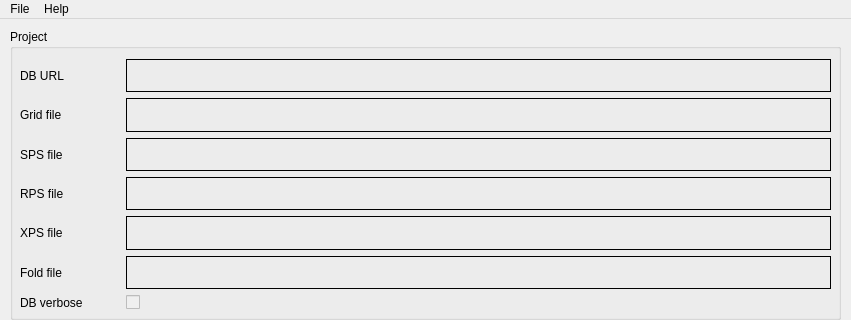
First picture: the form in ui/UIMainWindowForm.ui, repository mysiar/seismic-fold-calculation-ui, before the edit; both pictures show x 0 to 851 and y 0 to 320 of the 851 by 812 pixel window.
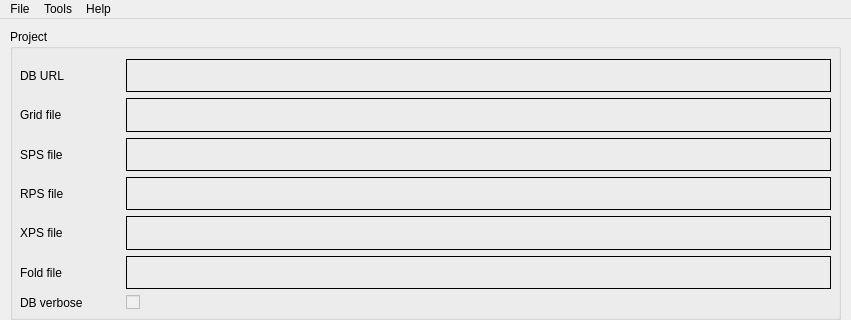
Second picture: the form after the edit. Icons and pictures are not drawn.

Commit message: bug-ui: Project management dialog implemented to Tools menu

What changed in the file:
```diff
--- a/ui/UIMainWindowForm.ui
+++ b/ui/UIMainWindowForm.ui
@@ -423,7 +423,14 @@
     <addaction name="actionLicense"/>
     <addaction name="actionAbout"/>
    </widget>
+   <widget class="QMenu" name="menu_tools">
+    <property name="title">
+     <string>Tools</string>
+    </property>
+    <addaction name="action_project"/>
+   </widget>
    <addaction name="menu_file"/>
+   <addaction name="menu_tools"/>
    <addaction name="menu_help"/>
   </widget>
   <widget class="QStatusBar" name="statusbar"/>
```
Left out of the diff: 5 changed lines with no effect on the pictures. The commit also changes 8 other files.
